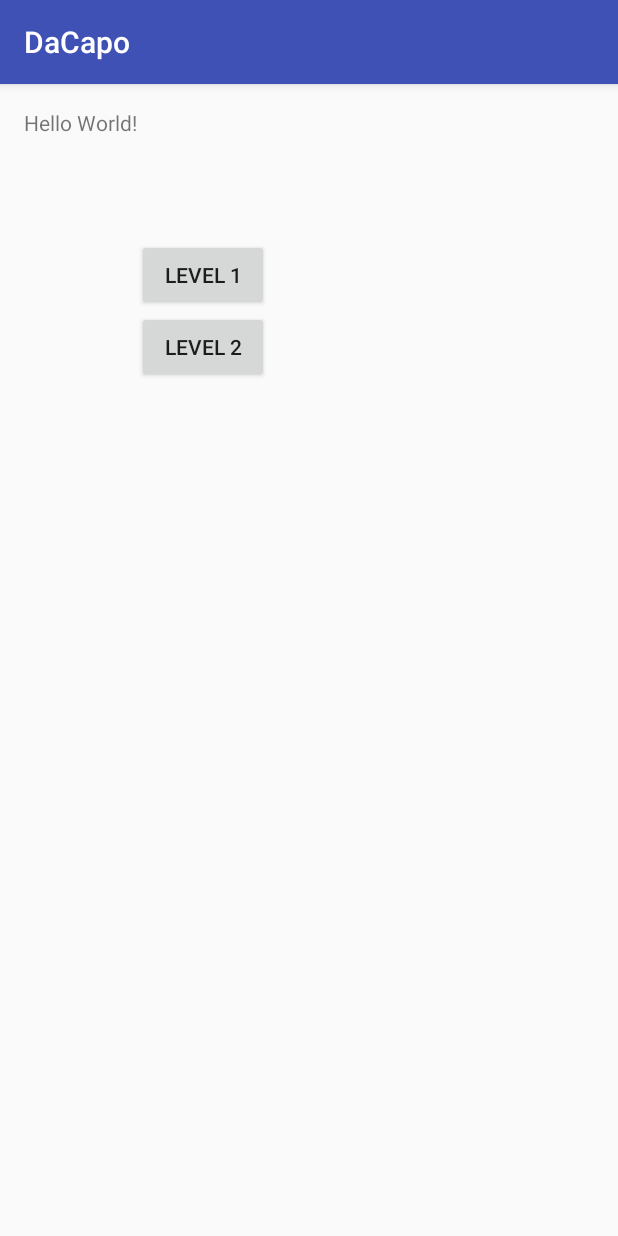
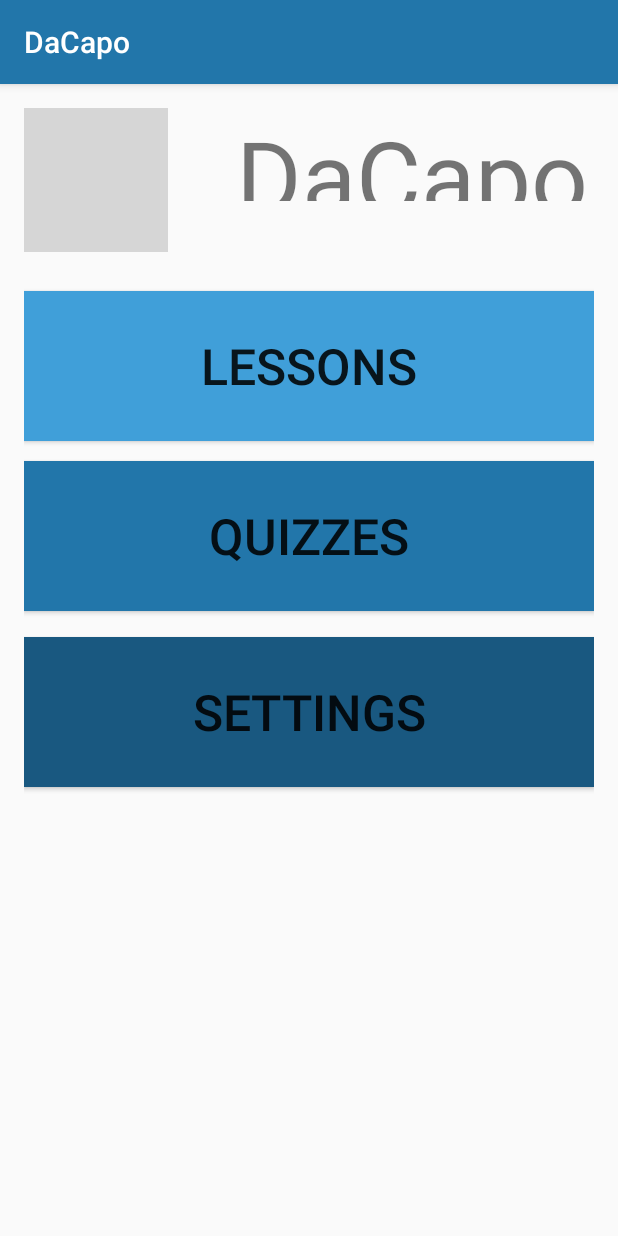
Before and after one commit to eimeargination/DaCapo, an Android app: the screen it shows after launch (MainActivity), on a phone screen of 412 x 824 dp. Run offline under Robolectric (Android 15) with nearby library versions, the phone set to English and light mode, and no system bars; grey boxes are pictures that could not be loaded.

Commit message:
Added main menu

```diff
--- a/app/src/main/AndroidManifest.xml
+++ b/app/src/main/AndroidManifest.xml
@@ -22,7 +22,8 @@
         <activity
             android:name=".QuizEndActivity"
             android:label="@string/title_activity_quiz_end"
-            android:theme="@style/AppTheme.NoActionBar"></activity>
+            android:theme="@style/AppTheme.NoActionBar" />
+        <activity android:name=".QuizMenuActivity"></activity>
     </application>
 
 </manifest>
--- a/app/src/main/java/com/example/dacapo/QuizEndActivity.java
+++ b/app/src/main/java/com/example/dacapo/QuizEndActivity.java
@@ -1,5 +1,6 @@
 package com.example.dacapo;
 
+import android.content.Intent;
 import android.os.Bundle;
 import android.support.design.widget.FloatingActionButton;
 import android.support.design.widget.Snackbar;
@@ -30,4 +31,9 @@ public class QuizEndActivity extends AppCompatActivity {
         }
     }
 
+    public void goToMainMenu(View view) {
+        Intent intent = new Intent(this, MainActivity.class);
+        startActivity(intent);
+    }
+
 }
--- a/app/src/main/res/layout/activity_main.xml
+++ b/app/src/main/res/layout/activity_main.xml
@@ -1,7 +1,8 @@
 <?xml version="1.0" encoding="utf-8"?>
 <RelativeLayout xmlns:android="http://schemas.android.com/apk/res/android"
+    xmlns:app="http://schemas.android.com/apk/res-auto"
     xmlns:tools="http://schemas.android.com/tools"
-    android:id="@+id/activity_main"
+    android:id="@+id/activity_main_menu"
     android:layout_width="match_parent"
     android:layout_height="match_parent"
     android:paddingBottom="@dimen/activity_vertical_margin"
@@ -10,30 +11,70 @@
     android:paddingTop="@dimen/activity_vertical_margin"
     tools:context="com.example.dacapo.MainActivity">
 
-    <TextView
+    <ImageView
         android:layout_width="wrap_content"
         android:layout_height="wrap_content"
-        android:text="Hello World!"
-        android:id="@+id/textView" />
+        app:srcCompat="@drawable/decapologo"
+        android:id="@+id/imageView"
+        android:layout_alignParentTop="true"
+        android:layout_alignParentLeft="true"
+        android:layout_alignParentStart="true" />
 
     <Button
-        android:text="Level 1"
+        android:text="Lessons"
+        android:textSize="50px"
+        android:background="@color/button1"
+        android:layout_width="match_parent"
+        android:layout_height="100dp"
+        android:layout_weight="0"
+        android:layout_marginTop="26dp"
+        android:id="@+id/button1"
+        android:layout_below="@+id/imageView" />
+
+    <Button
+        android:text="Quizzes"
+        android:textSize="50px"
+        android:background="@color/button2"
+        android:layout_width="match_parent"
+        android:layout_height="100dp"
+        android:layout_weight="0"
+        android:id="@+id/button2"
+        android:layout_marginTop="13dp"
+        android:layout_below="@+id/button1"
+        android:layout_alignParentLeft="true"
+        android:layout_alignParentStart="true"
+        android:onClick="goToQuizMenu"/>
+
+    <Button
+        android:text="Settings"
+        android:textSize="50px"
+        android:background="@color/button3"
+        android:layout_width="match_parent"
+        android:layout_height="100dp"
+        android:id="@+id/button3"
+        android:layout_below="@+id/button2"
+        android:layout_alignParentLeft="true"
+        android:layout_alignParentStart="true"
+        android:layout_marginTop="17dp" />
+
+    <TextView
+        android:text="@string/app_name"
         android:layout_width="wrap_content"
         android:layout_height="wrap_content"
-        android:layout_below="@+id/textView"
-        android:layout_toRightOf="@+id/textView"
-        android:layout_toEndOf="@+id/textView"
-        android:layout_marginTop="68dp"
-        android:id="@+id/button"
-        android:onClick="GoToQuiz1"/>
+        android:textSize="100px"
+        android:layout_marginBottom="34dp"
+        android:layout_above="@+id/button1"
+        android:layout_toRightOf="@+id/imageView"
+        android:layout_toEndOf="@+id/imageView"
+        android:layout_marginLeft="45dp"
+        android:layout_marginStart="45dp" />
 
-    <Button
-        android:text="Level 2"
-        android:layout_width="wrap_content"
-        android:layout_height="wrap_content"
-        android:id="@+id/button2"
-        android:onClick="GoToQuiz2"
-        android:layout_alignLeft="@+id/button"
-        android:layout_alignStart="@+id/button"
-        android:layout_below="@+id/button" />
+
+    <![CDATA[
+
+    android:id="@+id/title" />
+
+
+
+]]>
 </RelativeLayout>
--- a/app/src/main/res/values/colors.xml
+++ b/app/src/main/res/values/colors.xml
@@ -1,6 +1,10 @@
 <?xml version="1.0" encoding="utf-8"?>
 <resources>
-    <color name="colorPrimary">#3F51B5</color>
-    <color name="colorPrimaryDark">#303F9F</color>
-    <color name="colorAccent">#FF4081</color>
+    <color name="colorPrimary">#2276aa</color>
+    <color name="colorPrimaryDark">#195880</color>
+    <color name="colorAccent">#409fd9</color>
+
+    <color name="button1">#409fd9</color>
+    <color name="button2">#2276aa</color>
+    <color name="button3">#195880</color>
 </resources>
```
Also changed, not shown: app/src/main/java/com/example/dacapo/MainActivity.java (+3 -13 lines), app/src/main/java/com/example/dacapo/Questions.java (+19 -8 lines), app/src/main/java/com/example/dacapo/QuizMenuActivity.java (added, +37 -0 lines), app/src/main/res/layout/activity_quiz_end.xml (+12 -4 lines), app/src/main/res/layout/activity_quiz_menu.xml (added, +43 -0 lines).
